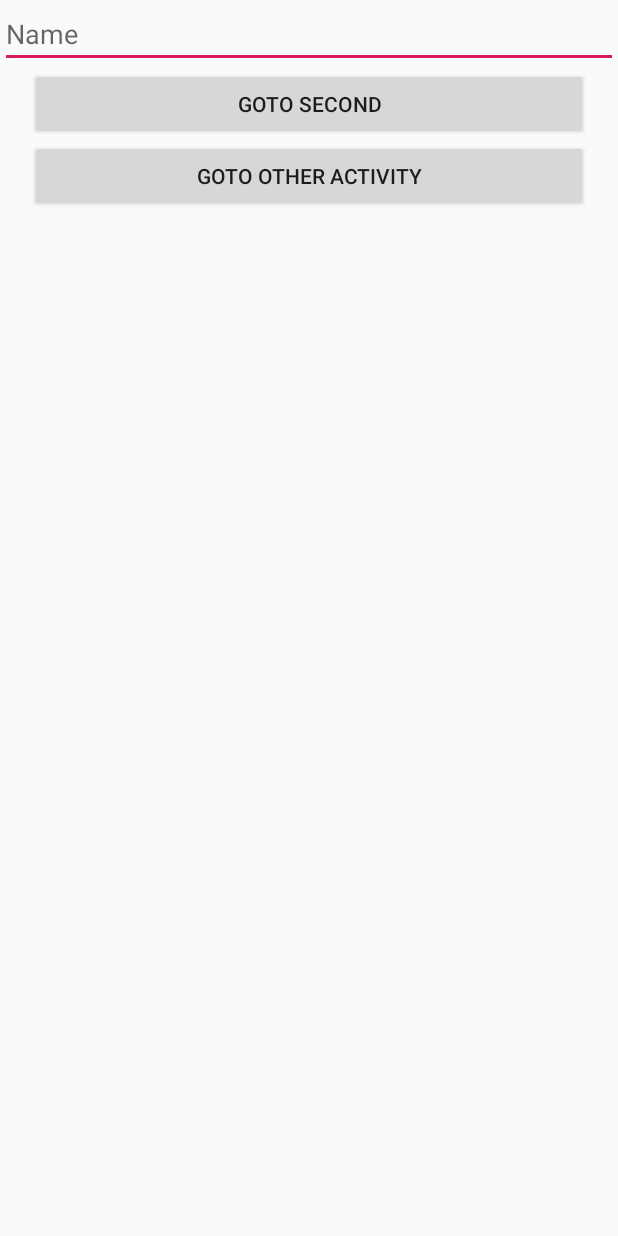
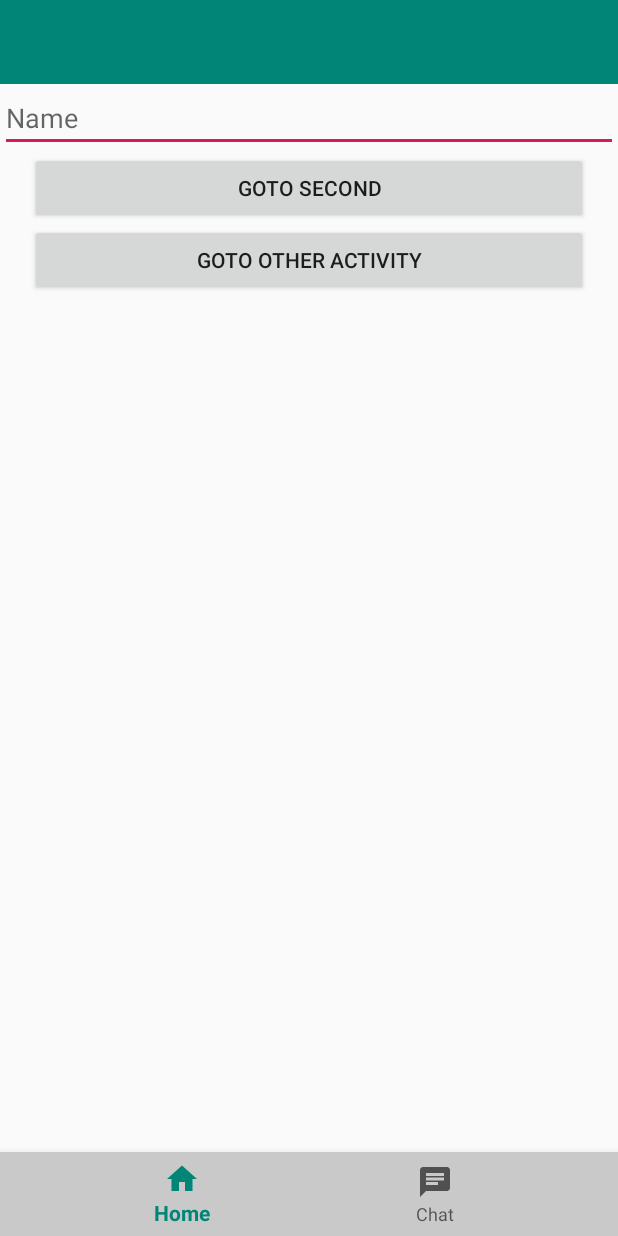
Before and after one commit to dwiputrarf/SharingSession, an Android app: the screen it shows after launch (MainActivity), on a phone screen of 412 x 824 dp. Run offline under Robolectric (Android 15) with nearby library versions, the phone set to English and light mode, and no system bars; our stand-ins replace navigation-ui.

Commit message:
Navigation Component (BottomNavigation)

```diff
--- a/app/src/main/AndroidManifest.xml
+++ b/app/src/main/AndroidManifest.xml
@@ -10,10 +10,10 @@
             android:supportsRtl="true"
             android:theme="@style/AppTheme"
             tools:ignore="AllowBackup,GoogleAppIndexingWarning">
-        <activity android:name=".SplashScreenActivity">
+        <activity android:name=".SplashScreenActivity"
+                android:theme="@style/FullScreen">
             <intent-filter>
                 <action android:name="android.intent.action.MAIN" />
-
                 <category android:name="android.intent.category.LAUNCHER" />
             </intent-filter>
         </activity>
--- a/app/src/main/java/com/example/sharingsession/MainActivity.kt
+++ b/app/src/main/java/com/example/sharingsession/MainActivity.kt
@@ -4,31 +4,23 @@ import androidx.appcompat.app.AppCompatActivity
 import android.os.Bundle
 import androidx.navigation.NavController
 import androidx.navigation.findNavController
-import androidx.navigation.fragment.NavHostFragment
 import androidx.navigation.ui.AppBarConfiguration
 import androidx.navigation.ui.NavigationUI
-import androidx.navigation.ui.setupActionBarWithNavController
 import kotlinx.android.synthetic.main.activity_main.*
 
 
 class MainActivity : AppCompatActivity() {
 
-    lateinit var appBarConfiguration: AppBarConfiguration
-    lateinit var navController: NavController
+    private lateinit var appBarConfiguration: AppBarConfiguration
+    private lateinit var navController: NavController
 
     override fun onCreate(savedInstanceState: Bundle?) {
         super.onCreate(savedInstanceState)
         setContentView(R.layout.activity_main)
 
-        val navController = findNavController(R.id.nav_host_fragment)
-//        appBarConfiguration = AppBarConfiguration(
-//            setOf(R.id.first_dest, R.id.second_dest))
-//
-//        setupActionBarWithNavController(navController, appBarConfiguration)
-//        NavigationUI.setupWithNavController(botNav, navController)
-    }
+        navController = findNavController(R.id.nav_host_fragment)
+        NavigationUI.setupWithNavController(botNav, navController)
 
-    override fun onSupportNavigateUp(): Boolean {
-        return findNavController(R.id.nav_host_fragment).navigateUp()
+
     }
 }
--- a/app/src/main/res/layout/activity_main.xml
+++ b/app/src/main/res/layout/activity_main.xml
@@ -8,19 +8,27 @@
         android:orientation="vertical"
         tools:context=".MainActivity">
 
+    <androidx.appcompat.widget.Toolbar
+            android:id="@+id/toolbar"
+            android:layout_width="match_parent"
+            android:layout_height="wrap_content"
+            android:background="@color/colorPrimary"
+            android:theme="@style/Widget.AppCompat.Toolbar" />
+
     <fragment
             android:id="@+id/nav_host_fragment"
             android:name="androidx.navigation.fragment.NavHostFragment"
             android:layout_width="match_parent"
-            android:layout_height="match_parent"
+            android:layout_height="0dp"
+            android:layout_weight="1"
             app:defaultNavHost="true"
             app:navGraph="@navigation/mobile_navigation" />
 
     <com.google.android.material.bottomnavigation.BottomNavigationView
+            android:id="@+id/botNav"
             android:layout_width="match_parent"
-            android:id="@+id/botNav"
-            android:layout_gravity="start"
-            app:menu="@menu/bot_nav_menu"
-            android:layout_height="wrap_content" />
+            android:layout_height="wrap_content"
+            android:background="#C9C9C9"
+            app:menu="@menu/menu_navigation" />
 
 </LinearLayout>
--- a/app/src/main/res/menu/bot_nav_menu.xml
+++ b/app/src/main/res/menu/menu_navigation.xml
@@ -1,3 +1,4 @@
+<?xml version="1.0" encoding="utf-8"?>
 <menu xmlns:android="http://schemas.android.com/apk/res/android">
     <item
             android:id="@id/first_dest"
--- a/app/src/main/res/navigation/mobile_navigation.xml
+++ b/app/src/main/res/navigation/mobile_navigation.xml
@@ -12,10 +12,6 @@
         <action
                 android:id="@+id/action_firstFragment_to_secondFragment"
                 app:destination="@id/second_dest">
-<!--            <argument-->
-<!--                    android:name="name"-->
-<!--                    android:defaultValue="Mobile Dev"-->
-<!--                    app:argType="string" />-->
         </action>
     </fragment>
     <fragment
--- /dev/null
+++ b/app/src/main/res/values/dimens.xml
@@ -0,0 +1,4 @@
+<?xml version="1.0" encoding="utf-8"?>
+<resources>
+    <dimen name="tall_toolbar_height"> ?attr/actionBarSize </dimen>
+</resources>
--- a/app/src/main/res/values/styles.xml
+++ b/app/src/main/res/values/styles.xml
@@ -1,11 +1,12 @@
 <resources>
 
-    <!-- Base application theme. -->
     <style name="AppTheme" parent="Theme.AppCompat.Light.NoActionBar">
-        <!-- Customize your theme here. -->
         <item name="colorPrimary">@color/colorPrimary</item>
         <item name="colorPrimaryDark">@color/colorPrimaryDark</item>
         <item name="colorAccent">@color/colorAccent</item>
+    </style>
+
+    <style name="FullScreen" parent="AppTheme">
         <item name="android:statusBarColor">@android:color/transparent</item>
         <item name="android:navigationBarColor">@color/colorPrimary</item>
         <item name="android:windowTranslucentStatus">false</item>
--- a/build.gradle
+++ b/build.gradle
@@ -9,8 +9,7 @@ buildscript {
     dependencies {
         classpath 'com.android.tools.build:gradle:3.5.1'
         classpath "org.jetbrains.kotlin:kotlin-gradle-plugin:$kotlin_version"
-
-        classpath "android.arch.navigation:navigation-safe-args-gradle-plugin:1.0.0"
+        classpath "androidx.navigation:navigation-safe-args-gradle-plugin:2.1.0"
         // NOTE: Do not place your application dependencies here; they belong
         // in the individual module build.gradle files
     }
```
Also changed, not shown: app/build.gradle (+6 -4 lines).
